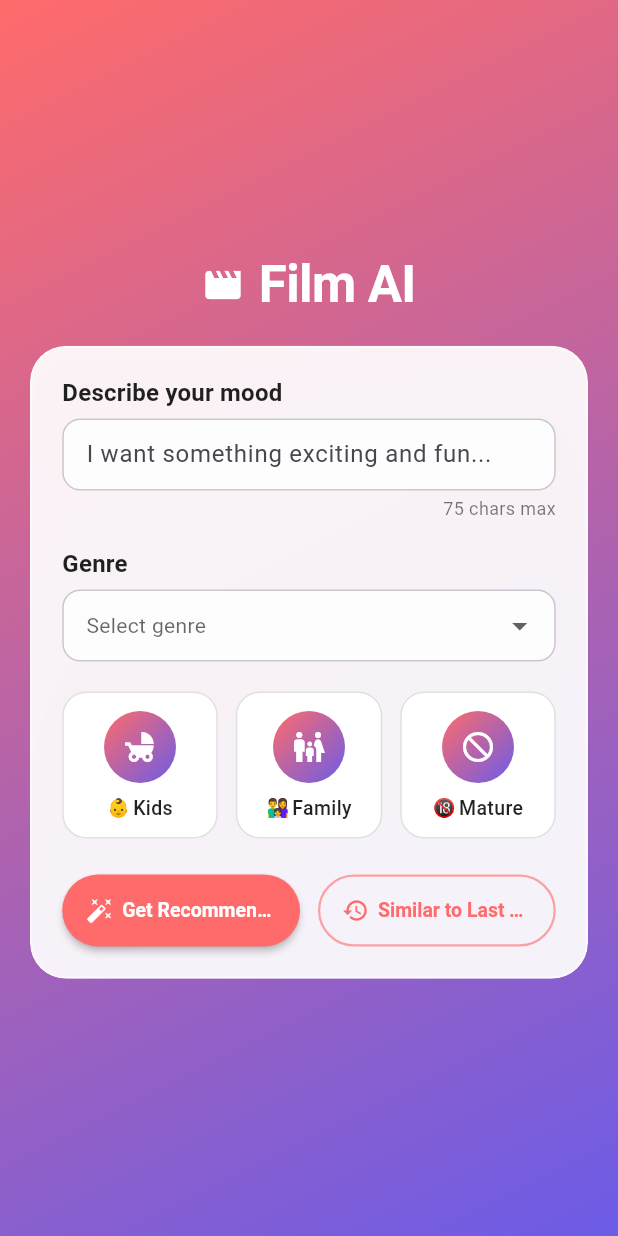
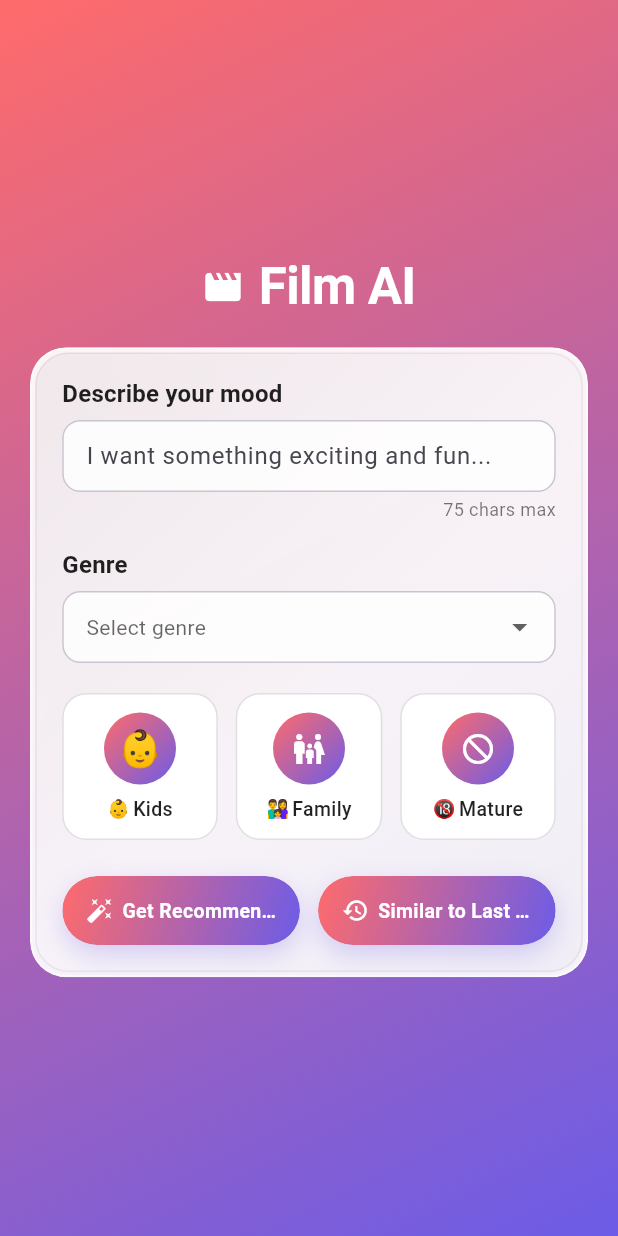
Before and after one commit to dev3019/film_ai, a Flutter app: the screen it shows after launch, on a phone screen of 412 x 824 dp. Run offline on Flutter 3.47's test engine with Material 3 defaults, Android fonts, the phone set to English and light mode, and no system bars.

Commit message:
fix(ui): polish input page tiles and buttons
Use baby-face icon for Kids, place the selected badge on the tile border, switch both action buttons to a gradient surface with proper ink/ripple, and add a subtle inner smoky edge to the frosted card.

```diff
--- a/lib/features/input/widgets/action_buttons.dart
+++ b/lib/features/input/widgets/action_buttons.dart
@@ -25,7 +25,7 @@ class ActionButtons extends StatelessWidget {
       children: [
         // Primary button - Get Recommendations
         Expanded(
-          child: _PrimaryButton(
+          child: _GradientActionButton(
             label: 'Get Recommendations',
             icon: Icons.auto_fix_high,
             onPressed: onGetRecommendations,
@@ -34,7 +34,7 @@ class ActionButtons extends StatelessWidget {
         const SizedBox(width: 12),
         // Secondary button - Similar to Last Time
         Expanded(
-          child: _SecondaryButton(
+          child: _GradientActionButton(
             label: 'Similar to Last Time',
             icon: Icons.history,
             onPressed: onSimilarToLastTime,
@@ -45,8 +45,8 @@ class ActionButtons extends StatelessWidget {
   }
 }
 
-class _PrimaryButton extends StatelessWidget {
-  const _PrimaryButton({
+class _GradientActionButton extends StatelessWidget {
+  const _GradientActionButton({
     required this.label,
     required this.icon,
     this.onPressed,
@@ -58,80 +58,79 @@ class _PrimaryButton extends StatelessWidget {
 
   @override
   Widget build(BuildContext context) {
-    return ElevatedButton(
-      onPressed: onPressed,
-      style: ElevatedButton.styleFrom(
-        backgroundColor: AppColors.coral,
-        foregroundColor: Colors.white,
-        padding: const EdgeInsets.symmetric(vertical: 14, horizontal: 16),
-        shape: RoundedRectangleBorder(
-          borderRadius: BorderRadius.circular(28),
+    const double radius = 28;
+    final bool enabled = onPressed != null;
+
+    final LinearGradient gradient = enabled
+        ? AppColors.backgroundGradient
+        : LinearGradient(
+            begin: Alignment.topLeft,
+            end: Alignment.bottomRight,
+            colors: <Color>[
+              AppColors.coral.withValues(alpha: 0.35),
+              AppColors.purple.withValues(alpha: 0.35),
+            ],
+          );
+
+    final Color foreground = enabled
+        ? Colors.white
+        : Colors.white.withValues(alpha: 0.75);
+
+    return Semantics(
+      button: true,
+      enabled: enabled,
+      label: label,
+      child: DecoratedBox(
+        decoration: BoxDecoration(
+          borderRadius: BorderRadius.circular(radius),
+          boxShadow: enabled
+              ? [
+                  BoxShadow(
+                    color: AppColors.purple.withValues(alpha: 0.25),
+                    blurRadius: 14,
+                    offset: const Offset(0, 6),
                   ),
-        elevation: 2,
+                ]
+              : null,
+        ),
+        child: Material(
+          color: Colors.transparent,
+          borderRadius: BorderRadius.circular(radius),
+          clipBehavior: Clip.antiAlias,
+          child: Ink(
+            decoration: BoxDecoration(
+              gradient: gradient,
+              borderRadius: BorderRadius.circular(radius),
+            ),
+            child: InkWell(
+              onTap: onPressed,
+              child: Padding(
+                padding: const EdgeInsets.symmetric(
+                  vertical: 14,
+                  horizontal: 16,
                 ),
                 child: Row(
                   mainAxisAlignment: MainAxisAlignment.center,
                   children: [
-          Icon(icon, size: 18),
+                    Icon(icon, size: 18, color: foreground),
                     const SizedBox(width: 6),
                     Flexible(
                       child: Text(
                         label,
-              style: const TextStyle(
+                        style: TextStyle(
                           fontSize: 13,
                           fontWeight: FontWeight.w600,
+                          color: foreground,
                         ),
                         overflow: TextOverflow.ellipsis,
                       ),
                     ),
                   ],
                 ),
-    );
-  }
-}
-
-class _SecondaryButton extends StatelessWidget {
-  const _SecondaryButton({
-    required this.label,
-    required this.icon,
-    this.onPressed,
-  });
-
-  final String label;
-  final IconData icon;
-  final VoidCallback? onPressed;
-
-  @override
-  Widget build(BuildContext context) {
-    return OutlinedButton(
-      onPressed: onPressed,
-      style: OutlinedButton.styleFrom(
-        foregroundColor: AppColors.coral,
-        padding: const EdgeInsets.symmetric(vertical: 14, horizontal: 16),
-        shape: RoundedRectangleBorder(
-          borderRadius: BorderRadius.circular(28),
-        ),
-        side: BorderSide(
-          color: AppColors.coral.withValues(alpha: 0.6),
-          width: 1.5,
               ),
             ),
-      child: Row(
-        mainAxisAlignment: MainAxisAlignment.center,
-        children: [
-          Icon(icon, size: 18),
-          const SizedBox(width: 6),
-          Flexible(
-            child: Text(
-              label,
-              style: const TextStyle(
-                fontSize: 13,
-                fontWeight: FontWeight.w600,
-              ),
-              overflow: TextOverflow.ellipsis,
           ),
         ),
-        ],
       ),
     );
   }
--- a/lib/features/input/widgets/age_selector.dart
+++ b/lib/features/input/widgets/age_selector.dart
@@ -25,11 +25,7 @@ enum AgeCategory {
 /// - Elevated selected state with gradient border
 /// - Compact square tiles
 class AgeSelector extends StatelessWidget {
-  const AgeSelector({
-    super.key,
-    this.value,
-    this.onChanged,
-  });
+  const AgeSelector({super.key, this.value, this.onChanged});
 
   /// Currently selected age category.
   final AgeCategory? value;
@@ -73,6 +69,10 @@ class _AgeTile extends StatelessWidget {
 
   @override
   Widget build(BuildContext context) {
+    const double selectedInset = 2;
+    const double badgeSize = 20;
+    final double badgeOffset = -(badgeSize / 2 - selectedInset);
+
     return GestureDetector(
       onTap: onTap,
       child: AnimatedContainer(
@@ -103,6 +103,7 @@ class _AgeTile extends StatelessWidget {
                 : Border.all(color: Colors.grey.shade300, width: 1),
           ),
           child: Stack(
+            clipBehavior: Clip.none,
             children: [
               Center(
                 child: Column(
@@ -110,8 +111,14 @@ class _AgeTile extends StatelessWidget {
                   children: [
                     // Icon with gradient background
                     _GradientIconCircle(
-                      icon: category.icon,
                       size: 48,
+                      icon: category == AgeCategory.kids ? null : category.icon,
+                      child: category == AgeCategory.kids
+                          ? Text(
+                              _getEmoji(category),
+                              style: const TextStyle(fontSize: 24, height: 1),
+                            )
+                          : null,
                     ),
                     const SizedBox(height: 8),
                     Row(
@@ -138,9 +145,9 @@ class _AgeTile extends StatelessWidget {
               ),
               if (isSelected)
                 Positioned(
-                  top: 0,
-                  right: 0,
-                  child: _GradientCheckBadge(),
+                  top: badgeOffset,
+                  right: badgeOffset,
+                  child: const _GradientCheckBadge(),
                 ),
             ],
           ),
@@ -160,16 +167,16 @@ class _AgeTile extends StatelessWidget {
 
 /// A circular icon container with gradient background.
 class _GradientIconCircle extends StatelessWidget {
-  const _GradientIconCircle({
-    required this.icon,
-    required this.size,
-  });
+  const _GradientIconCircle({required this.size, this.icon, this.child});
 
-  final IconData icon;
   final double size;
+  final IconData? icon;
+  final Widget? child;
 
   @override
   Widget build(BuildContext context) {
+    assert((icon == null) != (child == null), 'Provide either icon or child');
+
     return Container(
       width: size,
       height: size,
@@ -177,10 +184,8 @@ class _GradientIconCircle extends StatelessWidget {
         gradient: AppColors.backgroundGradient,
         shape: BoxShape.circle,
       ),
-      child: Icon(
-        icon,
-        color: Colors.white,
-        size: size * 0.5,
+      child: Center(
+        child: child ?? Icon(icon, color: Colors.white, size: size * 0.5),
       ),
     );
   }
@@ -188,6 +193,8 @@ class _GradientIconCircle extends StatelessWidget {
 
 /// A small checkmark badge with gradient background.
 class _GradientCheckBadge extends StatelessWidget {
+  const _GradientCheckBadge();
+
   @override
   Widget build(BuildContext context) {
     return Container(
@@ -198,11 +205,7 @@ class _GradientCheckBadge extends StatelessWidget {
         shape: BoxShape.circle,
         border: Border.all(color: Colors.white, width: 2),
       ),
-      child: const Icon(
-        Icons.check,
-        color: Colors.white,
-        size: 12,
-      ),
+      child: const Icon(Icons.check, color: Colors.white, size: 12),
     );
   }
 }
--- a/lib/shared/widgets/frosted_card.dart
+++ b/lib/shared/widgets/frosted_card.dart
@@ -29,13 +29,14 @@ class FrostedCard extends StatelessWidget {
 
   @override
   Widget build(BuildContext context) {
+    final double innerRadius = (borderRadius - 2).clamp(0.0, borderRadius);
+
     return ClipRRect(
       borderRadius: BorderRadius.circular(borderRadius),
       child: BackdropFilter(
         filter: ImageFilter.blur(sigmaX: blurSigma, sigmaY: blurSigma),
         child: Container(
           width: double.infinity,
-          padding: padding,
           decoration: BoxDecoration(
             // High opacity white for clean, readable frosted effect
             color: Colors.white.withValues(alpha: 0.92),
@@ -52,7 +53,38 @@ class FrostedCard extends StatelessWidget {
               ),
             ],
           ),
-          child: child,
+          child: Stack(
+            children: [
+              // Subtle inner "smoky" edge tint to match the mock.
+              Positioned.fill(
+                child: IgnorePointer(
+                  child: Padding(
+                    padding: const EdgeInsets.all(2),
+                    child: DecoratedBox(
+                      decoration: BoxDecoration(
+                        borderRadius: BorderRadius.circular(innerRadius),
+                        border: Border.all(
+                          color: Colors.black.withValues(alpha: 0.06),
+                          width: 1,
+                        ),
+                        gradient: LinearGradient(
+                          begin: Alignment.topLeft,
+                          end: Alignment.bottomRight,
+                          colors: <Color>[
+                            Colors.black.withValues(alpha: 0.045),
+                            Colors.transparent,
+                            Colors.black.withValues(alpha: 0.02),
+                          ],
+                          stops: const <double>[0.0, 0.55, 1.0],
+                        ),
+                      ),
+                    ),
+                  ),
+                ),
+              ),
+              Padding(padding: padding, child: child),
+            ],
+          ),
         ),
       ),
     );
```
Lines whose indentation alone changed are shown as unchanged.
